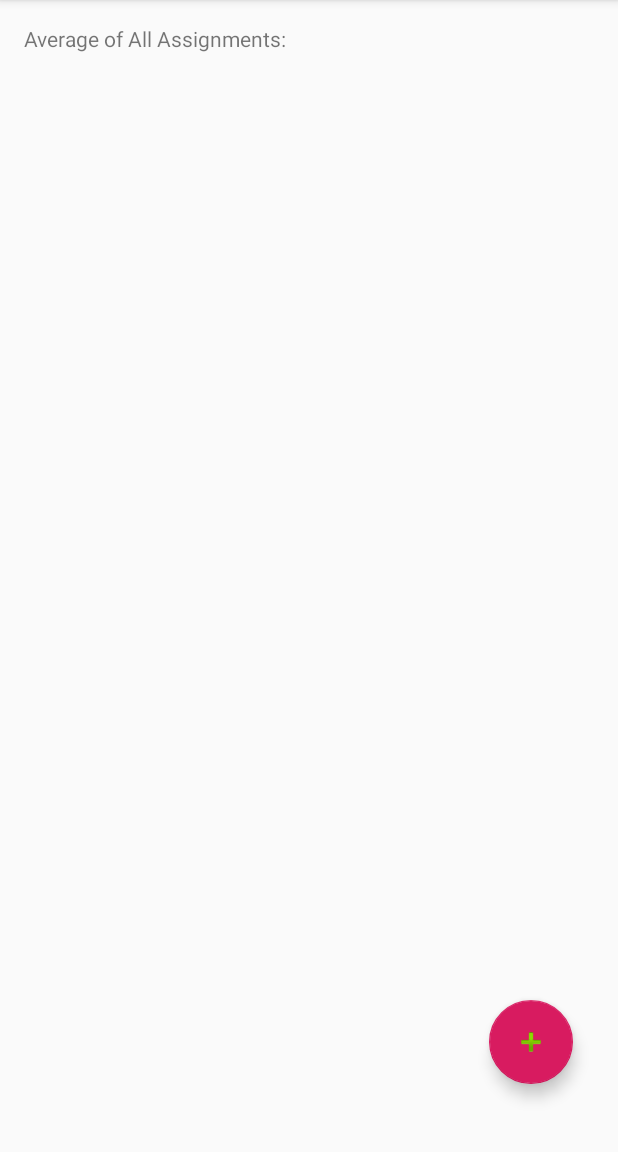
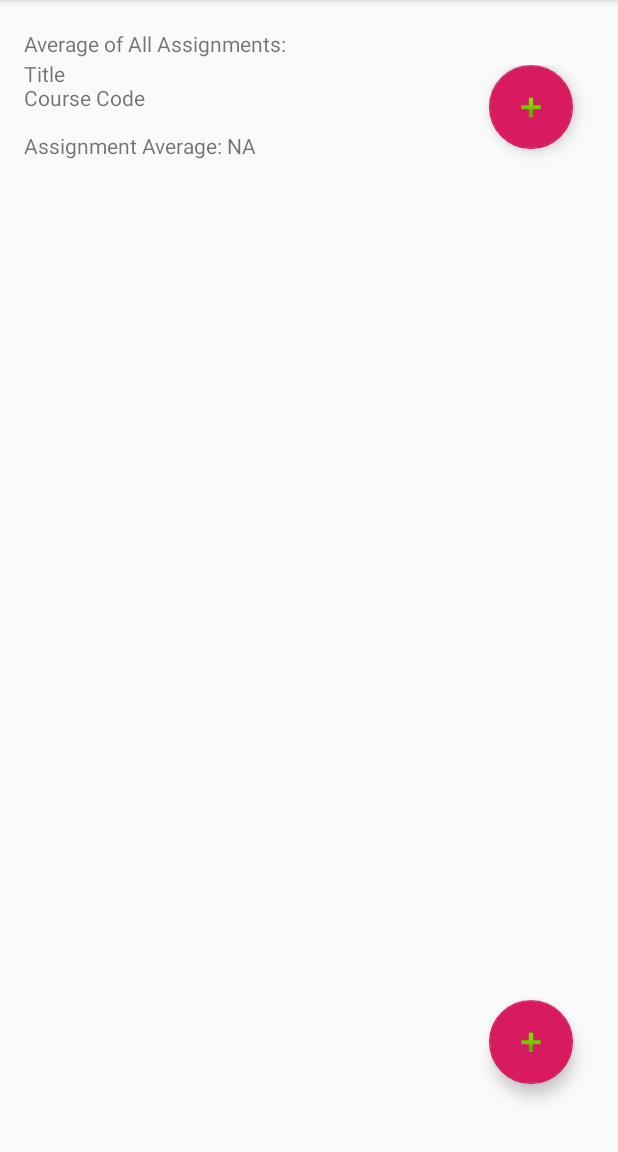
Before and after one commit to DPigeon/DataGrade, an Android app: the fragment InsertCourseDialogFragment placed in its activity, after a tap on "SAVE", on a phone screen of 412 x 824 dp, the part 84-1236 px from its top. Run offline under Robolectric (Android 15) with nearby library versions, the phone set to English and light mode, and no system bars.

Commit message:
Adding the assignments activity

```diff
--- a/app/src/main/AndroidManifest.xml
+++ b/app/src/main/AndroidManifest.xml
@@ -9,6 +9,7 @@
         android:roundIcon="@mipmap/ic_launcher_round"
         android:supportsRtl="true"
         android:theme="@style/AppTheme">
+        <activity android:name=".AssignmentActivity"></activity>
         <activity android:name=".MainActivity">
             <intent-filter>
                 <action android:name="android.intent.action.MAIN" />
--- a/app/src/main/java/com/example/utilisateur/assignment2/Course.java
+++ b/app/src/main/java/com/example/utilisateur/assignment2/Course.java
@@ -29,7 +29,7 @@ public class Course {
     }
 
     public String getInfo() {
-        return this.title + this.code;
+        return this.title + "\n" + this.code + "\n\n" + "Assignment Average: NA";
     }
 
     // Setters
--- a/app/src/main/java/com/example/utilisateur/assignment2/MainActivity.java
+++ b/app/src/main/java/com/example/utilisateur/assignment2/MainActivity.java
@@ -2,12 +2,13 @@ package com.example.utilisateur.assignment2;
 
 import androidx.appcompat.app.AppCompatActivity;
 
+import android.content.Intent;
 import android.os.Bundle;
 import android.util.Log;
 import android.view.View;
+import android.widget.AdapterView;
 import android.widget.ArrayAdapter;
 import android.widget.ListView;
-import android.widget.TextView;
 
 import com.google.android.material.floatingactionbutton.FloatingActionButton;
 
@@ -19,14 +20,15 @@ public class MainActivity extends AppCompatActivity {
     protected FloatingActionButton floatingActionButton;
     protected ListView coursesListView;
     protected ArrayAdapter adapter;
-    protected List<String> courses;
+    protected List<String> coursesString; // Used to display the list
+    protected List<Course> courses; // Used to manage the clicks
 
     @Override
     protected void onCreate(Bundle savedInstanceState) {
         super.onCreate(savedInstanceState);
         setContentView(R.layout.activity_main);
 
-        courses = new ArrayList<String>();
+        coursesString = new ArrayList<String>();
         floatingActionButton = findViewById(R.id.floatingActionButton);
 
         floatingActionButton.setOnClickListener(new View.OnClickListener() {
@@ -36,27 +38,42 @@ public class MainActivity extends AppCompatActivity {
                 insertCourseDialogFragment.show(getSupportFragmentManager(), "Dialog");
             }
         });
-
+        instantiateAdapter();
         loadAllCourses(); // We load all courses on create
-        instantiateAdapter();
     }
 
     public void loadAllCourses() {
         DatabaseHelper databaseHelper = new DatabaseHelper(this);
-        List<Course> coursesFromDatabase = databaseHelper.getAllCourses();
-
-        if (coursesFromDatabase != null) {
-            for (int i = 0; i < coursesFromDatabase.size(); i++)
-                courses.add(coursesFromDatabase.get(i).getInfo());
+        courses = databaseHelper.getAllCourses();
+        coursesString.clear(); // Clear it to add new
+        if (courses != null) {
+            for (int i = 0; i < courses.size(); i++)
+                coursesString.add(courses.get(i).getInfo()); // Add new courses
         }
+        adapter.notifyDataSetChanged();
     }
 
     protected void instantiateAdapter() {
         // Setting up the list view with its adapter
-        if (courses != null)
-            adapter = new ArrayAdapter<String>(this, R.layout.activity_main, R.id.coursesTextView, courses);
+        adapter = new ArrayAdapter<String>(this, R.layout.activity_main, R.id.coursesTextView, coursesString);
         coursesListView = findViewById(R.id.coursesListView);
+        coursesListView.setOnItemClickListener(new AdapterView.OnItemClickListener() {
+            @Override
+            public void onItemClick(AdapterView<?> adapterView, View view, int position, long id) {
+                String name = courses.get(position).getTitle();
+                String code = courses.get(position).getCode();
+                goToActivity(AssignmentActivity.class, position, name, code);
+            }
+        });
         coursesListView.setAdapter(adapter);
     }
 
+    protected void goToActivity(Class page, int id, String courseName, String courseCode) { // Function that goes from the main activity to another one
+        Intent intent = new Intent(MainActivity.this, page); // from the main activity to the profile class
+        intent.putExtra("id", id);
+        intent.putExtra("courseName", courseName);
+        intent.putExtra("courseCode", courseCode);
+        startActivity(intent);
+    }
+
 }
--- a/app/src/main/res/layout/activity_main.xml
+++ b/app/src/main/res/layout/activity_main.xml
@@ -2,6 +2,7 @@
 <androidx.constraintlayout.widget.ConstraintLayout xmlns:android="http://schemas.android.com/apk/res/android"
     xmlns:app="http://schemas.android.com/apk/res-auto"
     xmlns:tools="http://schemas.android.com/tools"
+    android:descendantFocusability="blocksDescendants"
     android:layout_width="match_parent"
     android:layout_height="match_parent"
     tools:context=".MainActivity">
@@ -12,10 +13,23 @@
         android:layout_height="wrap_content"
         android:layout_marginStart="16dp"
         android:layout_marginTop="16dp"
+        android:layout_marginBottom="1dp"
         android:text="Average of All Assignments:"
+        app:layout_constraintBottom_toTopOf="@+id/coursesListView"
         app:layout_constraintHorizontal_bias="0.068"
         app:layout_constraintLeft_toLeftOf="parent"
         app:layout_constraintRight_toRightOf="parent"
+        app:layout_constraintStart_toStartOf="parent"
+        app:layout_constraintTop_toTopOf="parent" />
+
+    <ListView
+        android:id="@+id/coursesListView"
+        android:layout_width="wrap_content"
+        android:layout_height="wrap_content"
+        android:layout_marginStart="1dp"
+        android:layout_marginTop="43dp"
+        android:layout_marginEnd="1dp"
+        app:layout_constraintEnd_toEndOf="parent"
         app:layout_constraintStart_toStartOf="parent"
         app:layout_constraintTop_toTopOf="parent" />
 
@@ -28,15 +42,7 @@
         android:clickable="true"
         app:layout_constraintBottom_toBottomOf="parent"
         app:layout_constraintEnd_toEndOf="parent"
-        app:srcCompat="@android:drawable/ic_input_add" />
-
-    <ListView
-        android:id="@+id/coursesListView"
-        android:layout_width="wrap_content"
-        android:layout_height="593dp"
-        app:layout_constraintBottom_toBottomOf="parent"
-        app:layout_constraintEnd_toEndOf="parent"
-        app:layout_constraintStart_toStartOf="parent"
-        app:layout_constraintTop_toTopOf="parent" />
+        app:srcCompat="@android:drawable/ic_input_add"
+        app:layout_anchorGravity="bottom|right|end"/>
 
 </androidx.constraintlayout.widget.ConstraintLayout>
```
Also changed, not shown: app/src/main/java/com/example/utilisateur/assignment2/AssignmentActivity.java (added, +40 -0 lines), app/src/main/res/layout/activity_assignment.xml (added, +39 -0 lines).
